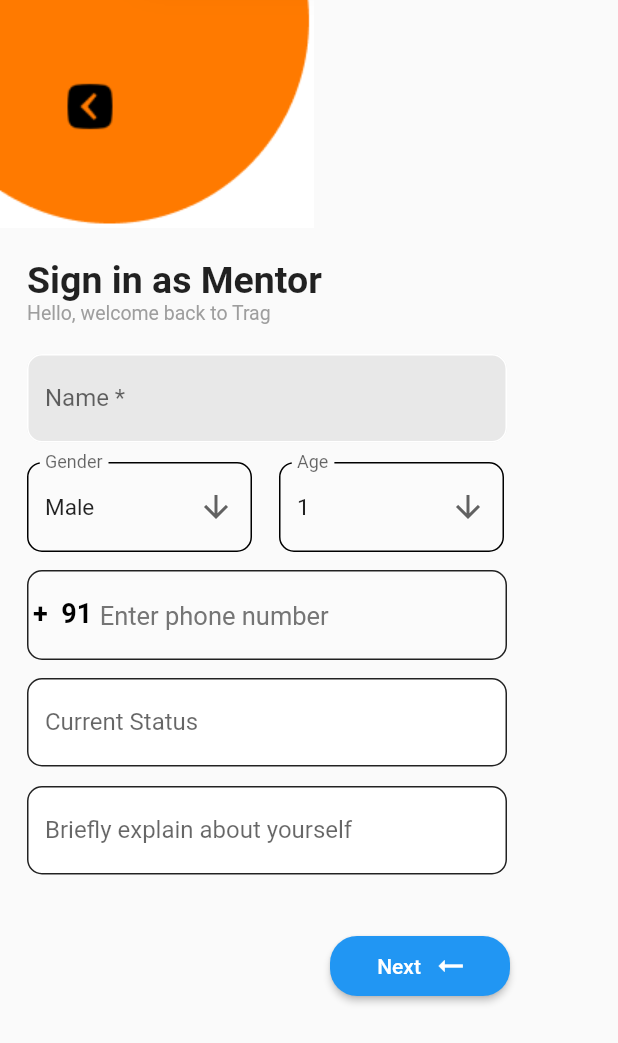
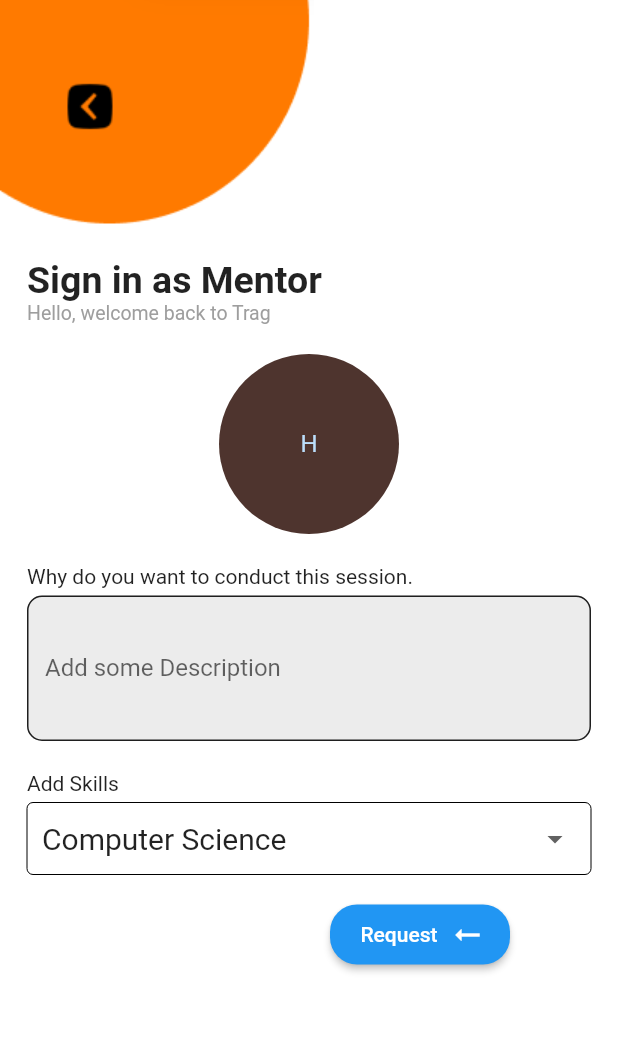
Before and after one commit to Satheeshan-S/equippp, a Flutter app: the Msignupstate widget shown alone on an empty page, opened directly, after a tap on "Next", on a phone screen of 412 x 824 dp. Shown: the top 1043 px of the screen. Run offline on Flutter 3.47's test engine with Material 2 defaults, Android fonts, the light colour scheme and no system bars; our stand-ins replace cloud_firestore, country_picker, firebase_auth, firebase_core, firebase_storage, group_button and 2 more; accounts and stored records are empty.

Commit message:
added signup page for mentor

```diff
--- /dev/null
+++ b/lib/Mentor/signup_2.dart
@@ -0,0 +1,176 @@
+import 'package:equippp/Mentor/signuppage.dart';
+import 'package:flutter/material.dart';
+
+String dropdownValue = 'Computer Science';
+
+class MSignup_2 extends StatelessWidget {
+  const MSignup_2({Key? key}) : super(key: key);
+
+  @override
+  Widget build(BuildContext context) {
+    return const MaterialApp(
+      debugShowCheckedModeBanner: false,
+      home: Scaffold(
+        backgroundColor: Colors.white,
+        body: SingleChildScrollView(child: Msignupstate_2()),
+      ),
+    );
+  }
+}
+
+class Msignupstate_2 extends StatefulWidget {
+  const Msignupstate_2({Key? key}) : super(key: key);
+
+  @override
+  State<Msignupstate_2> createState() => _MsignupstateState_2();
+}
+
+class _MsignupstateState_2 extends State<Msignupstate_2> {
+  String agevalue = '1';
+  final TextEditingController mPhone = TextEditingController();
+
+  @override
+  Widget build(BuildContext context) {
+    return Column(
+      crossAxisAlignment: CrossAxisAlignment.start,
+      children: <Widget>[
+        Container(
+          color: Colors.white,
+          child: InkWell(
+            onTap: () {
+              Navigator.push(
+                  context,
+                  MaterialPageRoute(
+                    builder: (context) => const MSignup(),
+                  ));
+            },
+            child: Image.asset("lib/images/images.png"),
+          ),
+        ),
+        const SizedBox(
+          height: 20,
+        ),
+        const Padding(
+          padding: EdgeInsets.only(left: 18),
+          child: Text(
+            'Sign in as Mentor',
+            style: TextStyle(fontSize: 25, fontWeight: FontWeight.bold),
+          ),
+        ),
+        const Padding(
+          padding: EdgeInsets.only(left: 18),
+          child: Text(
+            'Hello, welcome back to Trag',
+            style: TextStyle(
+                fontSize: 13,
+                fontWeight: FontWeight.normal,
+                color: Colors.grey),
+          ),
+        ),
+        const SizedBox(
+          height: 20,
+        ),
+        Center(
+          child: GestureDetector(
+            onTap: () {},
+            child: CircleAvatar(
+              radius: 60,
+              backgroundColor: Colors.brown.shade800,
+              child: const Text('H'),
+            ),
+          ),
+        ),
+        const SizedBox(
+          height: 20,
+        ),
+        const Padding(
+          padding: EdgeInsets.only(left: 18, bottom: 5),
+          child: Text('Why do you want to conduct this session.'),
+        ),
+        Padding(
+          padding: EdgeInsets.only(left: 18, right: 18),
+          child: TextFormField(
+            maxLines: 5,
+            minLines: 3,
+            decoration: InputDecoration(
+              labelText: 'Add some Description',
+              fillColor: Colors.grey.withOpacity(0.2),
+              filled: true,
+              enabledBorder: OutlineInputBorder(
+                borderRadius: BorderRadius.circular(10),
+                borderSide: const BorderSide(color: Colors.black87),
+              ),
+              focusedBorder: OutlineInputBorder(
+                borderRadius: BorderRadius.circular(10),
+                borderSide: const BorderSide(color: Colors.black12),
+              ),
+            ),
+          ),
+        ),
+        const SizedBox(
+          height: 20,
+        ),
+        const Padding(
+          padding: EdgeInsets.only(left: 18, bottom: 5),
+          child: Text('Add Skills'),
+        ),
+        Padding(
+          padding: const EdgeInsets.only(left: 18, right: 18),
+          child: DropdownButtonFormField(
+            decoration: const InputDecoration(
+              contentPadding:
+                  EdgeInsets.symmetric(vertical: 0.0, horizontal: 10.0),
+              enabledBorder: OutlineInputBorder(
+                borderSide: BorderSide(color: Colors.black, width: 0),
+              ),
+              focusedBorder: OutlineInputBorder(
+                borderSide: BorderSide(color: Colors.black, width: 0),
+              ),
+              filled: true,
+              fillColor: Colors.white,
+            ),
+            dropdownColor: Colors.white,
+            value: dropdownValue,
+            onChanged: (String? newValue) {
+              setState(() {
+                dropdownValue = newValue!;
+              });
+            },
+            items: <String>['Computer Science', 'Civil', 'UPSC', 'SSC']
+                .map<DropdownMenuItem<String>>((String value) {
+              return DropdownMenuItem<String>(
+                value: value,
+                child: Text(
+                  value,
+                  style: const TextStyle(fontSize: 20),
+                ),
+              );
+            }).toList(),
+          ),
+        ),
+        const SizedBox(
+          height: 20,
+        ),
+        Padding(
+          padding: const EdgeInsets.only(left: 220),
+          child:SizedBox(height:40,width: 120,child: Directionality(
+              textDirection: TextDirection.rtl,
+              child: ElevatedButton.icon(
+                style: ButtonStyle(
+                    shape:
+                    MaterialStateProperty.all<RoundedRectangleBorder>(
+                        RoundedRectangleBorder(
+                          borderRadius: BorderRadius.circular(18.0),
+                        ))),
+                onPressed: () {
+                  Navigator.push(context, MaterialPageRoute(builder: (context)=>const MSignup_2()));
+                },
+                icon: const Icon(Icons.arrow_right_alt),
+                label: const Text('Request'),
+              )),
+          ),
+        )
+      ],
+    );
+  }
+}
--- a/lib/Mentor/signuppage.dart
+++ b/lib/Mentor/signuppage.dart
@@ -1,11 +1,12 @@
 import 'package:country_picker/country_picker.dart';
+import 'package:equippp/Mentor/signup_2.dart';
 import 'package:equippp/spage.dart';
 import 'package:flutter/material.dart';
 
 List<String> list = <String>['Male', 'Female', 'Others'];
 String dropdownValue = list.first;
 
-List<String> agelist = <String>['1', '2', '3`'];
+List<String> agelist = <String>['1', '2', '3','4'];
 
 class MSignup extends StatelessWidget {
   const MSignup({Key? key}) : super(key: key);
@@ -335,7 +336,7 @@ class _MsignupstateState extends State<Msignupstate> {
                           borderRadius: BorderRadius.circular(18.0),
                         ))),
                 onPressed: () {
-                  Null;
+                  Navigator.push(context, MaterialPageRoute(builder: (context)=>const MSignup_2()));
                 },
                 icon: const Icon(Icons.arrow_right_alt),
                 label: const Text('Next'),
--- a/pubspec.yaml
+++ b/pubspec.yaml
@@ -49,7 +49,9 @@ dependencies:
   provider: ^6.0.5
   custom_button: ^0.0.1
   group_button: ^5.2.2
-
+  image_picker: ^0.8.6+4
+  image_cropper: ^1.3.1
+  equatable: ^1.2.5
 
 
 dev_dependencies:
```
Also changed, not shown: pubspec.lock.
